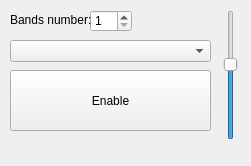
Old version of the form lightandchill.ui in the repository LightAndChill/QtLightAndChill.
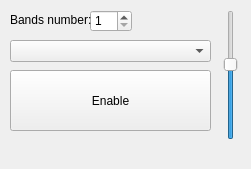
New version of the form.

Diff of the .ui file:
```diff
--- a/lightandchill.ui
+++ b/lightandchill.ui
@@ -7,7 +7,7 @@
     <x>0</x>
     <y>0</y>
     <width>251</width>
-    <height>166</height>
+    <height>169</height>
    </rect>
   </property>
   <property name="windowTitle">
```
